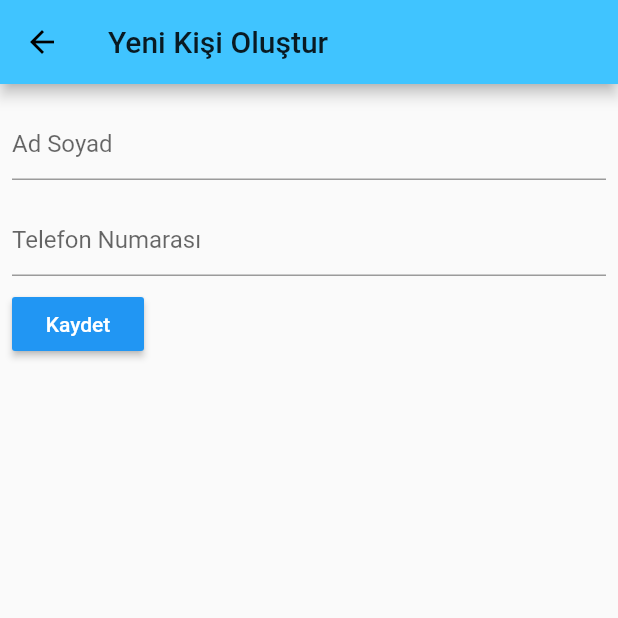
After one commit to betulsk/stocktrace, a Flutter app: the ContactPage screen opened directly, after a tap on the "add" icon, on a phone screen of 412 x 824 dp, the top half of it. The commit adds this screen. Run offline on Flutter 3.47's test engine with Material 2 defaults, Android fonts, the light colour scheme and no system bars; our stand-ins replace bloc, firebase_auth, firebase_core, flutter_bloc, google_fonts, image_picker and 1 more; accounts and stored records are empty.

Commit message:
Kişilerin eklenmesi güncellenmesi ve listelenmesi

```diff
--- /dev/null
+++ b/lib/add_contact_page.dart
@@ -0,0 +1,152 @@
+import 'dart:async';
+
+import 'package:flutter/material.dart';
+import 'package:image_picker/image_picker.dart';
+import 'package:stok/my_contact_page.dart';
+
+import 'database/DbHelper.dart';
+import 'kisiler.dart';
+
+class AddContactPage extends StatelessWidget {
+  final Contact contact;
+
+  const AddContactPage({Key key, @required this.contact}) : super(key: key);
+
+  @override
+  Widget build(BuildContext context) {
+    return Scaffold(
+      appBar: AppBar(
+        title:
+            Text(contact.id == null ? "Yeni Kişi Oluştur" : contact.fullName),
+      ),
+      body: SingleChildScrollView(
+          child: ContactForm(contact: contact, child: AddContactForm())),
+    );
+  }
+}
+
+class ContactForm extends InheritedWidget {
+  final Contact contact;
+
+  ContactForm({Key key, @required Widget child, @required this.contact})
+      : super(key: key, child: child);
+
+  static ContactForm of(BuildContext context) {
+    return context.dependOnInheritedWidgetOfExactType<ContactForm>();
+  }
+
+  @override
+  bool updateShouldNotify(ContactForm oldWidget) {
+    return contact.id != oldWidget.contact.id;
+  }
+}
+
+class AddContactForm extends StatefulWidget {
+  @override
+  _AddContactFormState createState() => _AddContactFormState();
+}
+
+class _AddContactFormState extends State<AddContactForm> {
+  final _formKey = GlobalKey<FormState>();
+  DbHelper _dbHelperTwo;
+
+  @override
+  void initState() {
+    _dbHelperTwo = DbHelper();
+    super.initState();
+  }
+
+  @override
+  Widget build(BuildContext context) {
+    Contact contact = ContactForm.of(context).contact;
+
+    return Column(
+      children: <Widget>[
+        Padding(
+          padding: EdgeInsets.all(8),
+          child: Form(
+            key: _formKey,
+            child: Column(
+              crossAxisAlignment: CrossAxisAlignment.start,
+              children: <Widget>[
+                Padding(
+                  padding: EdgeInsets.symmetric(vertical: 8),
+                  child: TextFormField(
+                    decoration: InputDecoration(hintText: "Ad Soyad"),
+                    initialValue: contact.fullName,
+                    validator: (value) {
+                      if (value.isEmpty) {
+                        return "Ad Soyad giriniz.";
+                      }
+                    },
+                    onSaved: (value) {
+                      contact.fullName = value;
+                    },
+                  ),
+                ),
+                Padding(
+                  padding: EdgeInsets.symmetric(vertical: 8),
+                  child: TextFormField(
+                    keyboardType: TextInputType.phone,
+                    decoration: InputDecoration(hintText: "Telefon Numarası"),
+                    initialValue: contact.phoneNumber,
+                    validator: (value) {
+                      if (value.isEmpty) {
+                        return "Numara giriniz.";
+                      }
+                    },
+                    onSaved: (value) {
+                      contact.phoneNumber = value;
+                    },
+                  ),
+                ),
+                RaisedButton(
+                  color: Colors.blue,
+                  textColor: Colors.white,
+                  child: Text("Kaydet"),
+                  onPressed: () async {
+                    if (_formKey.currentState.validate()) {
+                      _formKey.currentState.save();
+                      if (contact.id == null) {
+                        await _dbHelperTwo.insertContact(contact);
+                      } else {
+                        await _dbHelperTwo.updateContact(contact);
+                      }
+
+                      var snackBar = Scaffold.of(context).showSnackBar(
+                        SnackBar(
+                            content:
+                                Text("${contact.fullName} işlem başarılı.")),
+                      );
+
+                      snackBar.closed.then((onValue) {
+                        Navigator.pop(context);
+                      });
+
+                      Timer(Duration(seconds: 1), () {
+                        Route route = MaterialPageRoute(
+                            builder: (context) => ContactPage());
+                        Navigator.pushReplacement(context, route);
+                      });
+                    }
+                  },
+                ),
+              ],
+            ),
+          ),
+        ),
+      ],
+    );
+  }
+
+  void getFile() async {
+    Contact contact = ContactForm.of(context).contact;
+
+    var image =
+        await ImagePicker.platform.pickImage(source: ImageSource.camera);
+
+    setState(() {
+      contact.avatar = image.path;
+    });
+  }
+}
--- a/lib/database/DbHelper.dart
+++ b/lib/database/DbHelper.dart
@@ -2,6 +2,7 @@ import 'dart:async';
 
 import 'package:path/path.dart';
 import 'package:sqflite/sqflite.dart';
+import 'package:stok/kisiler.dart';
 import 'package:stok/models/product.dart';
 
 class DbHelper {
@@ -23,6 +24,8 @@ class DbHelper {
     await db.execute(
         "CREATE TABLE Product(id INTEGER PRIMARY KEY, name TEXT, categoryId INTEGER , stockQuantity INTEGER, price INTEGER, image TEXT, status INTEGER)");
     await db.execute(
+        "CREATE TABLE Contact(id INTEGER PRIMARY KEY, fullName TEXT, phoneNumber TEXT,  avatar TEXT)");
+    await db.execute(
         "CREATE TABLE Category(id INTEGER PRIMARY KEY, name TEXT, status INTEGER)");
   }
 
@@ -32,20 +35,40 @@ class DbHelper {
     return result.map((data) => Product.fromMap(data)).toList();
   }
 
-  Future<int> insertContact(Product product) async {
+  Future<int> insertProduct(Product product) async {
     var dbClient = await db;
     return await dbClient.insert("Product", product.toMap());
   }
 
   //
-  Future<int> updateContact(Product product) async {
+  Future<int> updateProduct(Product product) async {
     var dbClient = await db;
     return await dbClient.update("Product", product.toMap(),
         where: "id=?", whereArgs: [product.id]);
   }
+
+/*---------------CONTACT-------------------*/
+
+  Future<List<Contact>> getContacts() async {
+    var dbClient = await db;
+    var result = await dbClient.query("Contact", orderBy: "fullName");
+    return result.map((data) => Contact.fromMap(data)).toList();
+  }
+
+  Future<int> insertContact(Contact contact) async {
+    var dbClient = await db;
+    return await dbClient.insert("Contact", contact.toMap());
+  }
+
   //
-  // Future<void> removeContact(int id) async {
-  //   var dbClient = await db;
-  //   return await dbClient.delete("Contact", where: "id=?", whereArgs: [id]);
-  // }
+  Future<int> updateContact(Contact contact) async {
+    var dbClient = await db;
+    return await dbClient.update("Contact", contact.toMap(),
+        where: "id=?", whereArgs: [contact.id]);
+  }
+
+  Future<void> removeContact(int id) async {
+    var dbClient = await db;
+    return await dbClient.delete("Contact", where: "id=?", whereArgs: [id]);
+  }
 }
--- /dev/null
+++ b/lib/kisiler.dart
@@ -0,0 +1,23 @@
+class Contact {
+  int id;
+  String fullName;
+  String phoneNumber;
+  String avatar;
+
+  Contact({this.fullName, this.phoneNumber, this.avatar});
+
+  Map<String, dynamic> toMap() {
+    var map = Map<String, dynamic>();
+    map["fullName"] = fullName;
+    map["phoneNumber"] = phoneNumber;
+    map["avatar"] = avatar;
+    return map;
+  }
+
+  Contact.fromMap(Map<String, dynamic> map) {
+    id = map["id"];
+    fullName = map["fullName"];
+    phoneNumber = map["phoneNumber"];
+    avatar = map["avatar"];
+  }
+}
--- /dev/null
+++ b/lib/my_contact_page.dart
@@ -0,0 +1,125 @@
+import 'package:flutter/material.dart';
+
+import 'add_contact_page.dart';
+import 'database/DbHelper.dart';
+import 'kisiler.dart';
+
+class ContactPage extends StatefulWidget {
+  @override
+  _ContactPageState createState() => _ContactPageState();
+}
+
+class _ContactPageState extends State<ContactPage> {
+  DbHelper _dbHelper;
+
+  @override
+  void initState() {
+    _dbHelper = DbHelper();
+    super.initState();
+  }
+
+  @override
+  Widget build(BuildContext context) {
+    return Scaffold(
+      appBar: AppBar(
+        title: Text("Kişiler"),
+      ),
+      floatingActionButton: FloatingActionButton(
+        onPressed: () async {
+          await Navigator.push(
+            context,
+            MaterialPageRoute(
+              builder: (context) => AddContactPage(
+                contact: Contact(),
+              ),
+            ),
+          );
+          setState(() {});
+        },
+        child: Icon(Icons.add),
+      ),
+      body: FutureBuilder(
+        future: _dbHelper.getContacts(),
+        builder: (BuildContext context, AsyncSnapshot<List<Contact>> snapshot) {
+          if (!snapshot.hasData) return CircularProgressIndicator();
+          if (snapshot.data.isEmpty)
+            return Text("Görüntülecek veri bulunamadı.");
+          return ListView.builder(
+              itemCount: snapshot.data.length,
+              itemBuilder: (BuildContext context, int index) {
+                Contact contact = snapshot.data[index];
+                return GestureDetector(
+                  onTap: () {
+                    Route route = MaterialPageRoute(
+                        builder: (context) => AddContactPage(
+                              contact: contact,
+                            ));
+                    Navigator.pushReplacement(context, route);
+                  },
+                  child: Dismissible(
+                    key: UniqueKey(),
+                    direction: DismissDirection.endToStart,
+                    background: Container(
+                      alignment: Alignment.centerRight,
+                      color: Colors.red,
+                      child: Padding(
+                        padding: const EdgeInsets.all(16),
+                        child: Icon(
+                          Icons.delete,
+                          color: Colors.white,
+                        ),
+                      ),
+                    ),
+                    onDismissed: (direction) async {
+                      await _dbHelper.removeContact(contact.id);
+
+                      setState(() {});
+
+                      Scaffold.of(context).showSnackBar(SnackBar(
+                        content: Text("${contact.fullName} has been deleted"),
+                        action: SnackBarAction(
+                          label: "UNDO",
+                          onPressed: () async {
+                            await _dbHelper.insertContact(contact);
+
+                            setState(() {});
+                          },
+                        ),
+                      ));
+                    },
+                    child: ListTile(
+                      leading: CircleAvatar(
+                        backgroundImage: AssetImage(
+                          contact.avatar == null
+                              ? "assets/img/person.jpg"
+                              : contact.avatar,
+                        ),
+                        child: Text(
+                          contact.fullName[0].toUpperCase(),
+                          style: TextStyle(
+                              fontSize: 24, fontWeight: FontWeight.bold),
+                        ),
+                      ),
+                      title: Text(contact.fullName),
+                      subtitle: Text(contact.phoneNumber),
+                      trailing: IconButton(
+                        icon: Icon(Icons.phone),
+                        // onPressed: () async =>
+                        //     _callContact(contact.phoneNumber),
+                      ),
+                    ),
+                  ),
+                );
+              });
+        },
+      ),
+    );
+  }
+
+  // _callContact(String phoneNumber) async {
+  //   String tel = "tel:$phoneNumber";
+  //   if (await canLaunch(tel)) {
+  //     await launch(tel);
+  //   }
+  // }
+}
--- a/lib/yeni_urun.dart
+++ b/lib/yeni_urun.dart
@@ -165,10 +165,10 @@ class _YeniUrunState extends State<YeniUrun> {
                       _formKey.currentState.save();
                       String message = "";
                       if (product.id == null) {
-                        await _dbHelper.insertContact(product);
+                        await _dbHelper.insertProduct(product);
                         message = "kayıt edildi.";
                       } else {
-                        await _dbHelper.updateContact(product);
+                        await _dbHelper.updateProduct(product);
                         message = "güncellendi.";
                       }
                       var snackBar = Scaffold.of(context).showSnackBar(
```
Also changed, not shown: lib/main_menu.dart (+11 -0 lines).
